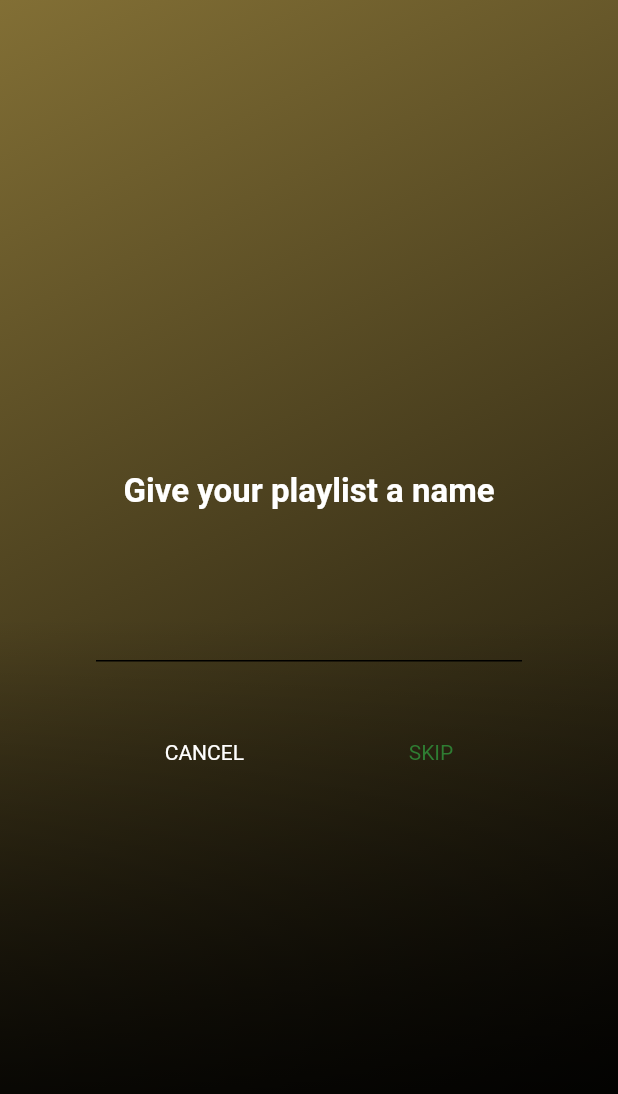
After one commit to Rizaou/spotify_clone, a Flutter app: the CratePlaylistScreen screen opened directly, on a phone screen of 412 x 824 dp. The commit adds this screen. Shown: the top 1094 px of the screen. Run offline on Flutter 3.47's test engine with Material 2 defaults, Android fonts, the phone set to English and light mode, and no system bars.

Commit message:
Playlists can be created using the bottom sheet

```diff
--- a/lib/presentation/custom-theme.dart
+++ b/lib/presentation/custom-theme.dart
@@ -2,6 +2,7 @@ import 'package:flutter/material.dart';
 
 Color bgColor = Color.fromARGB(255, 26, 26, 26);
 Color textColor = Colors.white;
+Color greenTextColor = Colors.green.shade800;
 double textSize = 32;
 TextStyle h1 =
     TextStyle(color: Colors.white, fontSize: 28, fontWeight: FontWeight.bold);
--- /dev/null
+++ b/lib/presentation/screens/create_playlist_screen.dart
@@ -0,0 +1,114 @@
+import 'package:flutter/material.dart';
+import 'package:spotify_clone/presentation/custom-theme.dart';
+
+class CratePlaylistScreen extends StatelessWidget {
+  const CratePlaylistScreen({Key? key}) : super(key: key);
+
+  void cancel(BuildContext ctx) {
+    Navigator.of(ctx).pop();
+  }
+
+  void skip() {
+    print("Skip");
+  }
+
+  @override
+  Widget build(BuildContext context) {
+    return Scaffold(
+      backgroundColor: bgColor,
+      body: SafeArea(
+        child: Stack(
+          children: [
+            Stack(
+              children: [
+                Container(
+                  decoration: const BoxDecoration(
+                    gradient: LinearGradient(
+                      colors: [
+                        Color.fromARGB(255, 130, 111, 53),
+                        Colors.black,
+                      ],
+                      begin: Alignment.topLeft,
+                      end: Alignment.bottomRight,
+                    ),
+                  ),
+                ),
+                Positioned(
+                  bottom: 0,
+                  child: Container(
+                    width: MediaQuery.of(context).size.width,
+                    height: MediaQuery.of(context).size.height / 2,
+                    decoration: BoxDecoration(
+                      gradient: LinearGradient(
+                        begin: Alignment.topCenter,
+                        end: Alignment.bottomCenter,
+                        colors: [
+                          Colors.black.withOpacity(0),
+                          Colors.black.withOpacity(1),
+                        ],
+                      ),
+                    ),
+                  ),
+                ),
+              ],
+            ),
+            Center(
+              child: Container(
+                height: 300,
+                child: Column(
+                  crossAxisAlignment: CrossAxisAlignment.center,
+                  mainAxisAlignment: MainAxisAlignment.spaceEvenly,
+                  children: [
+                    Text(
+                      "Give your playlist a name",
+                      style: TextStyle(
+                        color: textColor,
+                        fontWeight: FontWeight.bold,
+                        fontSize: 22,
+                      ),
+                    ),
+                    const Padding(
+                      padding: EdgeInsets.symmetric(horizontal: 64),
+                      child: TextField(
+                        cursorColor: Colors.white,
+                        decoration: InputDecoration(
+                          enabledBorder: UnderlineInputBorder(
+                            borderSide: BorderSide(),
+                          ),
+                          focusedBorder: UnderlineInputBorder(
+                            borderSide: BorderSide(),
+                          ),
+                        ),
+                      ),
+                    ),
+                    Row(
+                      mainAxisAlignment: MainAxisAlignment.spaceEvenly,
+                      children: [
+                        GestureDetector(
+                          onTap: () => cancel(context),
+                          child: Text(
+                            "CANCEL",
+                            style: h2,
+                          ),
+                        ),
+                        GestureDetector(
+                          onTap: skip,
+                          child: Text(
+                            "SKIP",
+                            style: TextStyle(
+                              color: greenTextColor,
+                            ),
+                          ),
+                        ),
+                      ],
+                    )
+                  ],
+                ),
+              ),
+            ),
+          ],
+        ),
+      ),
+    );
+  }
+}
--- a/lib/presentation/widgets/modal_bottom_sheet.dart
+++ b/lib/presentation/widgets/modal_bottom_sheet.dart
@@ -1,8 +1,10 @@
 import 'package:flutter/material.dart';
 import 'package:spotify_clone/presentation/custom-theme.dart';
 
+import '../screens/create_playlist_screen.dart';
+
 class ModalBottomSheet extends StatelessWidget {
-  const ModalBottomSheet({Key? key}) : super(key: key);
+  ModalBottomSheet({Key? key}) : super(key: key);
 
   @override
   Widget build(BuildContext context) {
@@ -10,6 +12,7 @@ class ModalBottomSheet extends StatelessWidget {
       children: [
         SizedBox(
           height: 200,
+          width: MediaQuery.of(context).size.width,
           child: Column(
             children: [
               Expanded(
@@ -27,7 +30,21 @@ class ModalBottomSheet extends StatelessWidget {
                 ),
               ),
               Expanded(
+                child: GestureDetector(
+                  onTap: () {
+                    Navigator.of(context).push(
+                      MaterialPageRoute(
+                        builder: (context) {
+                          return CratePlaylistScreen();
+                        },
+                      ),
+                    );
+                  },
+                  child: Container(
+                    width: MediaQuery.of(context).size.width,
+                    color: Colors.black.withOpacity(0),
                     child: Row(
+                      mainAxisSize: MainAxisSize.max,
                       children: [
                         const SizedBox(
                           width: 50,
@@ -36,7 +53,9 @@ class ModalBottomSheet extends StatelessWidget {
                             color: Colors.white,
                           ),
                         ),
-                    Column(
+                        SizedBox(
+                          width: MediaQuery.of(context).size.width - 50,
+                          child: Column(
                             mainAxisAlignment: MainAxisAlignment.spaceEvenly,
                             crossAxisAlignment: CrossAxisAlignment.start,
                             children: [
@@ -51,7 +70,10 @@ class ModalBottomSheet extends StatelessWidget {
                               ),
                             ],
                           ),
+                        ),
                       ],
+                    ),
+                  ),
                 ),
               ),
               Expanded(
```
Lines whose indentation alone changed are shown as unchanged.
